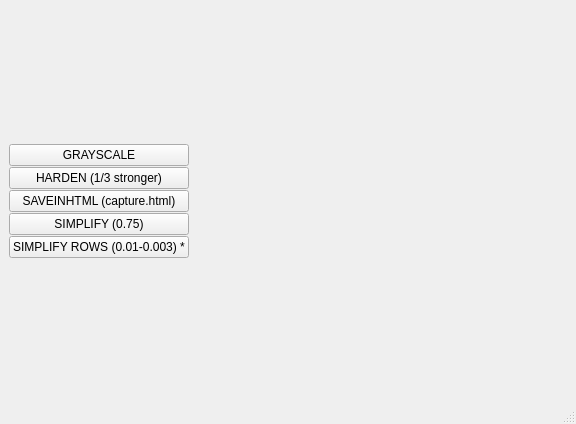
The window that aiproject/mainwindow.ui (lookasiamrose/aiproject) describes before a commit, drawn with Qt 5.
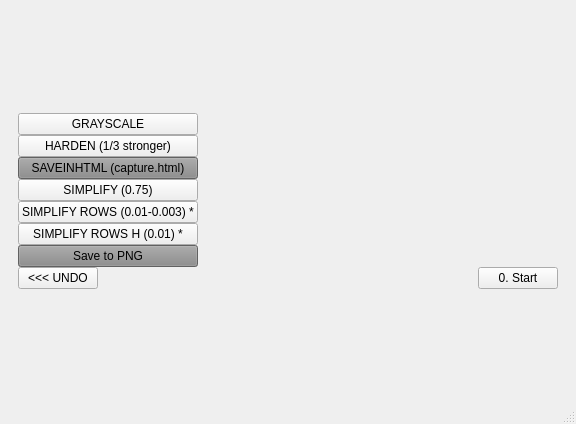
The same window after the commit.

Commit message: img to matrix, img transformation tracker and history, undo method, mainwindow refactored

Diff of the .ui file:
```diff
--- a/aiproject/mainwindow.ui
+++ b/aiproject/mainwindow.ui
@@ -16,9 +16,28 @@
   <widget class="QWidget" name="centralwidget">
    <layout class="QGridLayout" name="gridLayout_2">
     <item row="0" column="0">
+     <widget class="QStackedWidget" name="stackedWidget">
+      <property name="currentIndex">
+       <number>0</number>
+      </property>
+      <widget class="QWidget" name="page">
+       <layout class="QGridLayout" name="gridLayout_3">
+        <item row="0" column="0">
      <layout class="QGridLayout" name="gridLayout">
+          <property name="sizeConstraint">
+           <enum>QLayout::SetMinimumSize</enum>
+          </property>
+          <property name="topMargin">
+           <number>0</number>
+          </property>
+          <property name="rightMargin">
+           <number>0</number>
+          </property>
+          <property name="bottomMargin">
+           <number>0</number>
+          </property>
       <property name="spacing">
-       <number>1</number>
+           <number>0</number>
       </property>
       <item row="1" column="0">
        <widget class="QPushButton" name="pushButton_2">
@@ -27,10 +46,10 @@
         </property>
        </widget>
       </item>
-      <item row="2" column="0">
-       <widget class="QPushButton" name="pushButton_3">
+          <item row="0" column="0">
+           <widget class="QPushButton" name="pushButton">
         <property name="text">
-         <string>SAVEINHTML (capture.html)</string>
+             <string>GRAYSCALE</string>
         </property>
        </widget>
       </item>
@@ -41,7 +60,70 @@
         </property>
        </widget>
       </item>
-      <item row="0" column="1">
+          <item row="4" column="0">
+           <widget class="QPushButton" name="pushButton_5">
+            <property name="text">
+             <string>SIMPLIFY ROWS (0.01-0.003) *</string>
+            </property>
+           </widget>
+          </item>
+          <item row="5" column="0">
+           <widget class="QPushButton" name="pushButton_6">
+            <property name="text">
+             <string>SIMPLIFY ROWS H (0.01) *</string>
+            </property>
+           </widget>
+          </item>
+          <item row="6" column="0">
+           <widget class="QPushButton" name="pushButton_9">
+            <property name="styleSheet">
+             <string notr="true">background-color: #888</string>
+            </property>
+            <property name="text">
+             <string>Save to PNG</string>
+            </property>
+           </widget>
+          </item>
+          <item row="7" column="0">
+           <widget class="QPushButton" name="pushButton_10">
+            <property name="sizePolicy">
+             <sizepolicy hsizetype="Fixed" vsizetype="Fixed">
+              <horstretch>0</horstretch>
+              <verstretch>0</verstretch>
+             </sizepolicy>
+            </property>
+            <property name="text">
+             <string>&lt;&lt;&lt; UNDO</string>
+            </property>
+           </widget>
+          </item>
+          <item row="7" column="2" alignment="Qt::AlignRight">
+           <widget class="QPushButton" name="pushButton_7">
+            <property name="sizePolicy">
+             <sizepolicy hsizetype="Fixed" vsizetype="Fixed">
+              <horstretch>0</horstretch>
+              <verstretch>0</verstretch>
+             </sizepolicy>
+            </property>
+            <property name="text">
+             <string>0. Start</string>
+            </property>
+           </widget>
+          </item>
+          <item row="2" column="0">
+           <widget class="QPushButton" name="pushButton_3">
+            <property name="autoFillBackground">
+             <bool>false</bool>
+            </property>
+            <property name="styleSheet">
+             <string notr="true">background-color: #888</string>
+            </property>
+            <property name="text">
+             <string>SAVEINHTML (capture.html)</string>
+            </property>
+           </widget>
+          </item>
+          <item row="7" column="1">
        <spacer name="horizontalSpacer">
         <property name="orientation">
          <enum>Qt::Horizontal</enum>
@@ -54,21 +136,26 @@
         </property>
        </spacer>
       </item>
+         </layout>
+        </item>
+       </layout>
+      </widget>
+      <widget class="QWidget" name="page_2">
+       <layout class="QGridLayout" name="gridLayout_5">
       <item row="0" column="0">
-       <widget class="QPushButton" name="pushButton">
+         <layout class="QGridLayout" name="gridLayout_4">
+          <item row="0" column="0">
+           <widget class="QPushButton" name="pushButton_8">
         <property name="text">
-         <string>GRAYSCALE</string>
+             <string>Go</string>
         </property>
        </widget>
       </item>
-      <item row="4" column="0">
-       <widget class="QPushButton" name="pushButton_5">
-        <property name="text">
-         <string>SIMPLIFY ROWS (0.01-0.003) *</string>
-        </property>
-       </widget>
-      </item>
-     </layout>
+         </layout>
+        </item>
+       </layout>
+      </widget>
+     </widget>
     </item>
    </layout>
   </widget>
@@ -78,7 +165,7 @@
      <x>0</x>
      <y>0</y>
      <width>576</width>
-     <height>31</height>
+     <height>17</height>
     </rect>
    </property>
   </widget>
```
Lines whose indentation alone changed are shown as unchanged. The commit also changes 5 other files.
